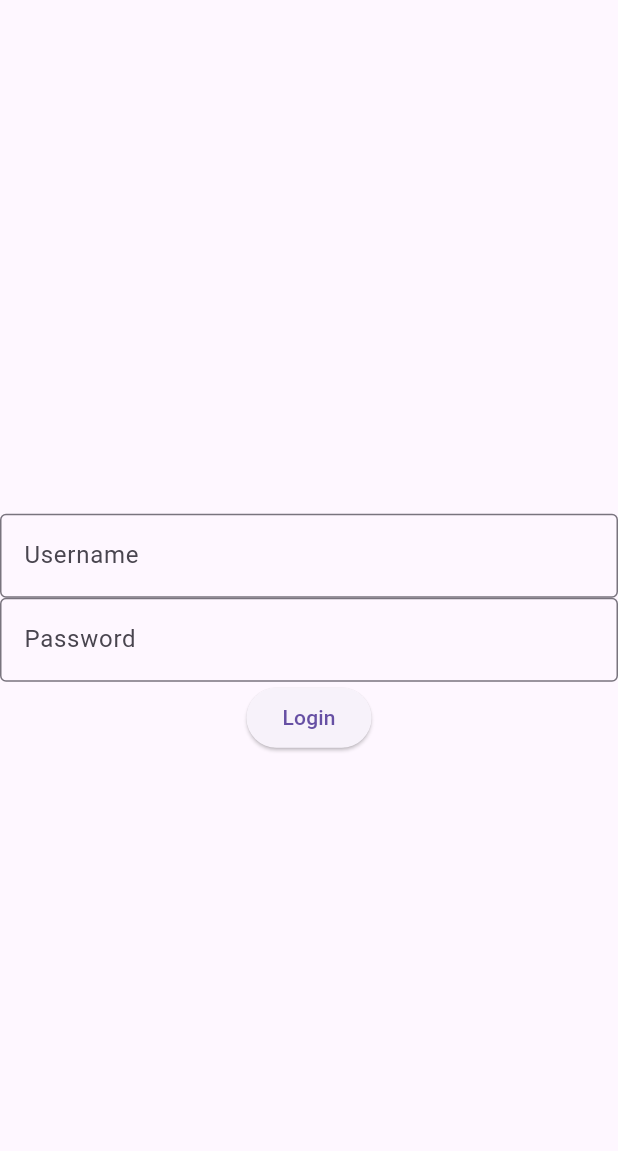
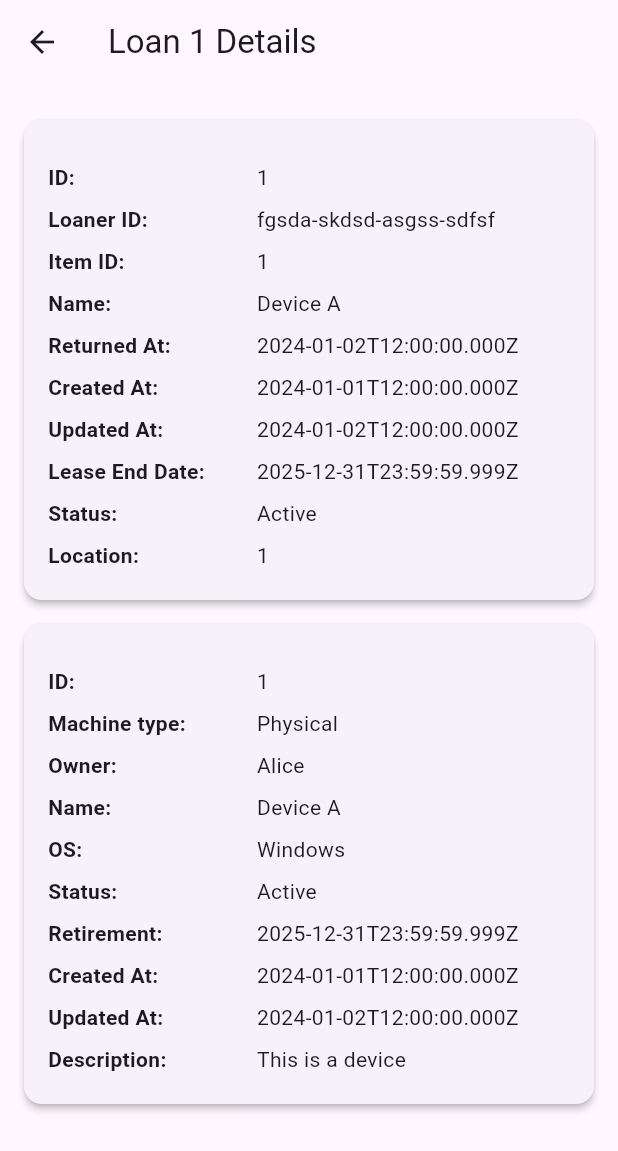
Before and after one commit to kenn7575/datacenter-management-app, a Flutter app: the screen it shows after launch, on a phone screen of 412 x 824 dp. Shown: the top 1151 px of the screen. Run offline on Flutter 3.47's test engine with Material 3 defaults, Android fonts, the phone set to English and light mode, and no system bars; our stand-ins replace dio, flutter_secure_storage, go_router; missing offline and left inert: animated_tree_view, mobile_scanner; generated files the repository leaves out were written again; network calls fail.

Commit message:
feat(loan details): implement LoanDetails page and provider with model classes

```diff
--- a/app/lib/main.dart
+++ b/app/lib/main.dart
@@ -1,3 +1,4 @@
+import 'package:app/src/LoanDetails/loan_details_provider.dart';
 import 'package:app/src/LoanTree/loan_details_provider.dart';
 import 'package:app/src/scanner/scanner_provider.dart';
 import 'package:flutter/material.dart';
@@ -13,7 +14,8 @@ void main() {
       providers: [
         ChangeNotifierProvider(create: (context) => authProvider),
         ChangeNotifierProvider(create: (context) => LoanTreeProvider()),
-        ChangeNotifierProvider(create: (context) => ScannerProvider())
+        ChangeNotifierProvider(create: (context) => ScannerProvider()),
+        ChangeNotifierProvider(create: (context) => LoanDetailsProvider()),
       ],
       child: MyApp(authProvider: authProvider),
     ),
--- /dev/null
+++ b/app/lib/src/LoanDetails/loan_details_info_widget.dart
@@ -0,0 +1,106 @@
+import 'package:app/src/LoanDetails/models/loan_details_model.dart';
+import 'package:flutter/material.dart';
+
+class LoanDetailsInfoWidget extends StatelessWidget {
+  const LoanDetailsInfoWidget({super.key, required this.loanDetailsModel});
+
+  final LoanDetailsModel loanDetailsModel;
+
+  @override
+  Widget build(BuildContext context) {
+    return LoanDetailsCard(loanDetailsModel: loanDetailsModel);
+  }
+}
+
+class LoanDetailsCard extends StatelessWidget {
+  final LoanDetailsModel loanDetailsModel;
+
+  const LoanDetailsCard({super.key, required this.loanDetailsModel});
+
+  // Helper widget to build a details card for the provided title and data map.
+  Widget buildDetailCard(String title, Map<String, String> details) {
+    return Card(
+      margin: const EdgeInsets.symmetric(vertical: 8),
+      elevation: 2,
+      child: Padding(
+        padding: const EdgeInsets.all(16.0),
+        child: Column(
+          crossAxisAlignment: CrossAxisAlignment.start,
+          children: [
+            const SizedBox(height: 8),
+            // Display each key-value pair.
+            ...details.entries.map((entry) {
+              return Padding(
+                padding: const EdgeInsets.symmetric(vertical: 4),
+                child: Row(
+                  crossAxisAlignment: CrossAxisAlignment.start,
+                  children: [
+                    Expanded(
+                      flex: 2,
+                      child: Text(
+                        "${entry.key}:",
+                        style: const TextStyle(fontWeight: FontWeight.w600),
+                      ),
+                    ),
+                    Expanded(
+                      flex: 3,
+                      child: Text(entry.value),
+                    ),
+                  ],
+                ),
+              );
+            }),
+          ],
+        ),
+      ),
+    );
+  }
+
+  // Convert the LoanModel to a Map for easier UI rendering.
+  Map<String, String> getLoanDetailsMap() {
+    final loan = loanDetailsModel.loanModel;
+    return {
+      'ID': '${loan.id}',
+      'Loaner ID': loan.loanerId,
+      'Item ID': '${loan.itemId}',
+      'Name': loan.name,
+      'Returned At': loan.returnedAt,
+      'Created At': loan.createdAt?.toIso8601String() ?? 'N/A',
+      'Updated At': loan.updatedAt?.toIso8601String() ?? 'N/A',
+      'Lease End Date': loan.leaseEndDate?.toIso8601String() ?? 'N/A',
+      'Status': loan.status ?? 'N/A',
+      'Location': loan.location?.toString() ?? 'N/A',
+    };
+  }
+
+  // Convert the ItemModel to a Map for easier UI rendering.
+  Map<String, String> getItemDetailsMap() {
+    final item = loanDetailsModel.itemModel;
+    return {
+      'ID': '${item.id}',
+      'Machine type': item.parentId == null ? 'Physical' : "Virtuel",
+      'Owner': item.owner,
+      'Name': item.name,
+      'OS': item.os,
+      'Status': item.status,
+      'Retirement': item.retirement.toIso8601String(),
+      'Created At': item.createdAt.toIso8601String(),
+      'Updated At': item.updatedAt.toIso8601String(),
+      'Description': item.description ?? 'N/A',
+    };
+  }
+
+  @override
+  Widget build(BuildContext context) {
+    return SingleChildScrollView(
+      padding: const EdgeInsets.all(16),
+      child: Column(
+        crossAxisAlignment: CrossAxisAlignment.start,
+        children: [
+          buildDetailCard("Loan Details", getLoanDetailsMap()),
+          buildDetailCard("Item Details", getItemDetailsMap()),
+        ],
+      ),
+    );
+  }
+}
--- /dev/null
+++ b/app/lib/src/LoanDetails/loan_details_page.dart
@@ -0,0 +1,95 @@
+import 'dart:convert';
+
+import 'package:app/src/LoanDetails/loan_details_info_widget.dart';
+import 'package:app/src/LoanDetails/loan_details_provider.dart';
+import 'package:app/src/LoanDetails/models/loan_details_model.dart';
+import 'package:app/src/scanner/scanner_provider.dart';
+import 'package:app/src/utils/errors.dart';
+import 'package:app/src/widgets/loading_widget.dart';
+import 'package:flutter/material.dart';
+import 'package:go_router/go_router.dart';
+import 'package:provider/provider.dart';
+
+//TODO: revome sample json and use the actual json from the provider
+String jsonString = '''
+{
+  "loan": {
+    "id": 1,
+    "itemId": 1,
+    "loanerId": "fgsda-skdsd-asgss-sdfsf",
+    "returnedAt": "2024-01-02T12:00:00.000Z",
+    "createdAt": "2024-01-01T12:00:00.000Z",
+    "updatedAt": "2024-01-02T12:00:00.000Z",
+    "leaseEndDate": "2025-12-31T23:59:59.999Z",
+    "status": "Active",
+    "name": "Device A",
+    "location": 1
+  },
+  "item": {
+    "id": 1,
+    "name": "Device A",
+    "owner": "Alice",
+    "os": "Windows",
+    "status": "Active",
+    "retirement": "2025-12-31T23:59:59.999Z",
+    "createdAt": "2024-01-01T12:00:00.000Z",
+    "updatedAt": "2024-01-02T12:00:00.000Z",
+    "description": "This is a device",
+    "parentId": null
+    }
+}
+''';
+Map<String, dynamic> jsonMap = jsonDecode(jsonString);
+LoanDetailsModel loanDetailsPlaceholder = LoanDetailsModel.fromJson(jsonMap);
+
+class LoanDetailsPage extends StatefulWidget {
+  const LoanDetailsPage({super.key, required this.loanId});
+
+  final String loanId;
+  @override
+  State<LoanDetailsPage> createState() => _LoanDetailsPageState();
+}
+
+class _LoanDetailsPageState extends State<LoanDetailsPage> {
+  late int idAsInt;
+
+  @override
+  void initState() {
+    super.initState();
+    idAsInt = int.parse(widget.loanId);
+    Provider.of<LoanDetailsProvider>(context, listen: false)
+        .fetchLoanDetails(idAsInt);
+  }
+
+  @override
+  Widget build(BuildContext context) {
+    LoanDetailsModel? loanDetails = loanDetailsPlaceholder;
+    // Provider.of<LoanDetailsProvider>(context, listen: true)
+    //     .loanDetailsModel;
+    Failure? failure;
+    // = Provider.of<LoanDetailsProvider>(context, listen: true).failure;
+
+    return Scaffold(
+      appBar: AppBar(
+        title: Text('Loan ${widget.loanId} Details'),
+        leading: IconButton(
+          icon: const Icon(Icons.arrow_back),
+          onPressed: () {
+            Provider.of<ScannerProvider>(context, listen: false)
+                .enableScanner();
+            context.pop();
+          },
+        ),
+      ),
+      body: loanDetails == null
+          ? LoadingWidget(title: "Loading loan details...")
+          : failure != null
+              ? Center(
+                  child: Text(failure.errorMessage),
+                )
+              : LoanDetailsInfoWidget(
+                  loanDetailsModel: loanDetails,
+                ),
+    );
+  }
+}
--- /dev/null
+++ b/app/lib/src/LoanDetails/loan_details_provider.dart
@@ -0,0 +1,49 @@
+import 'package:app/src/LoanDetails/models/loan_details_model.dart';
+import 'package:app/src/utils/constants.dart';
+import 'package:app/src/utils/errors.dart';
+import 'package:dio/dio.dart';
+import 'package:flutter/material.dart';
+
+class LoanDetailsProvider extends ChangeNotifier {
+  LoanDetailsModel? loanDetailsModel;
+  Failure? failure;
+
+  Future<void> fetchLoanDetails(int id) async {
+    final dio = Dio();
+
+    try {
+      dio.options = BaseOptions(
+        sendTimeout: Duration(seconds: 10),
+      );
+      Response response =
+          await dio.get("$kBackendUrl/api/Items/GetLoanById?loanId=$id");
+
+      LoanDetailsModel ldm = LoanDetailsModel.fromJson(response.data);
+      loanDetailsModel = ldm;
+    } on DioException catch (e) {
+      if (e.response?.statusCode == 400) {
+        failure = ValidationFailure(
+            statusCode: 400,
+            errorMessage: 'Invalid input',
+            fieldError: e.response?.data?["title"]);
+      } else if (e.response?.statusCode == 404) {
+        failure = ServerFailure(
+            statusCode: 404, errorMessage: 'Loan with id $id not found');
+      } else {
+        failure = ServerFailure(
+            errorMessage: 'An error occurred',
+            statusCode: e.response?.statusCode ?? 500);
+      }
+    } catch (e) {
+      failure = ServerFailure(
+        errorMessage: 'An error occurred',
+      );
+    }
+
+    notifyListeners();
+  }
+
+  void logout() {
+    notifyListeners();
+  }
+}
--- /dev/null
+++ b/app/lib/src/LoanDetails/models/item_model.dart
@@ -0,0 +1,56 @@
+class ItemModel {
+  final int id;
+  final int? parentId;
+  final String owner;
+  final String name;
+  final String os;
+  final String status;
+  final DateTime retirement;
+  final DateTime createdAt;
+  final DateTime updatedAt;
+  final String? description;
+
+  ItemModel({
+    required this.id,
+    required this.owner,
+    required this.name,
+    required this.os,
+    required this.status,
+    required this.retirement,
+    required this.createdAt,
+    required this.updatedAt,
+    this.parentId,
+    this.description,
+  });
+
+  factory ItemModel.fromJson(Map<String, dynamic> json) {
+    return ItemModel(
+      id: json['id'],
+      parentId: json['parentId'],
+      owner: json['owner'],
+      name: json['name'],
+      os: json['os'],
+      status: json['status'],
+      retirement: DateTime.parse(json['retirement']),
+      createdAt: DateTime.parse(json['createdAt']),
+      updatedAt: DateTime.parse(json['updatedAt']),
+      description: json['description'],
+    );
+  }
+
+  /// **Method for serializing to JSON**
+  Map<String, dynamic> toJson() {
+    return {
+      'id': id,
+      'parentId': parentId,
+      'owner': owner,
+      'name': name,
+      'os': os,
+      'status': status,
+      'retirement': retirement.toIso8601String(),
+      'createdAt': createdAt.toIso8601String(),
+      'updatedAt': updatedAt.toIso8601String(),
+      'description': description,
+    };
+  }
+}
--- /dev/null
+++ b/app/lib/src/LoanDetails/models/loan_details_model.dart
@@ -0,0 +1,28 @@
+import 'package:app/src/LoanDetails/models/item_model.dart';
+import 'package:app/src/LoanDetails/models/loan_model.dart';
+import 'package:flutter/material.dart';
+
+class LoanDetailsModel {
+  final LoanModel loanModel;
+  final ItemModel itemModel;
+
+  LoanDetailsModel({
+    required this.loanModel,
+    required this.itemModel,
+  });
+
+  factory LoanDetailsModel.fromJson(Map<String, dynamic> json) {
+    return LoanDetailsModel(
+      loanModel: LoanModel.fromJson(json['loan']),
+      itemModel: ItemModel.fromJson(json['item']),
+    );
+  }
+
+  /// **Method for serializing to JSON**
+  Map<String, dynamic> toJson() {
+    return {
+      'loan': loanModel.toJson(),
+      'item': itemModel.toJson(),
+    };
+  }
+}
--- /dev/null
+++ b/app/lib/src/LoanDetails/models/loan_model.dart
@@ -0,0 +1,56 @@
+class LoanModel {
+  final int id;
+  final String loanerId;
+  final int itemId;
+  final String name;
+  final String returnedAt;
+  final DateTime? createdAt;
+  final DateTime? updatedAt;
+  final DateTime? leaseEndDate;
+  final String? status;
+  final int? location;
+
+  LoanModel({
+    required this.id,
+    required this.loanerId,
+    required this.itemId,
+    required this.name,
+    required this.returnedAt,
+    required this.createdAt,
+    required this.updatedAt,
+    required this.leaseEndDate,
+    required this.status,
+    this.location,
+  });
+
+  factory LoanModel.fromJson(Map<String, dynamic> json) {
+    return LoanModel(
+      id: json['id'],
+      loanerId: json['loanerId'],
+      itemId: json['itemId'],
+      name: json['name'],
+      returnedAt: json['returnedAt'],
+      createdAt: DateTime.parse(json['createdAt']),
+      updatedAt: DateTime.parse(json['updatedAt']),
+      leaseEndDate: DateTime.parse(json['leaseEndDate']),
+      status: json['status'],
+      location: json['location'],
+    );
+  }
+
+  /// **Method for serializing to JSON**
+  Map<String, dynamic> toJson() {
+    return {
+      'id': id,
+      'loanerId': loanerId,
+      'itemId': itemId,
+      'name': name,
+      'returnedAt': returnedAt,
+      'createdAt': createdAt?.toIso8601String(),
+      'updatedAt': updatedAt?.toIso8601String(),
+      'leaseEndDate': leaseEndDate?.toIso8601String(),
+      'status': status,
+      'location': location,
+    };
+  }
+}
--- a/app/lib/src/app_router.dart
+++ b/app/lib/src/app_router.dart
@@ -1,3 +1,4 @@
+import 'package:app/src/LoanDetails/loan_details_page.dart';
 import 'package:app/src/LoanTree/loan_details_page.dart';
 import 'package:app/src/login/login_page.dart';
 import 'package:app/src/main_route_layout.dart';
@@ -71,7 +72,7 @@ class AppRouter {
         ),
         GoRoute(
           path: '/login',
-          builder: (context, state) => LoginPage(),
+          builder: (context, state) => LoanDetailsPage(loanId: "1"),
         ),
       ],
     );
```
